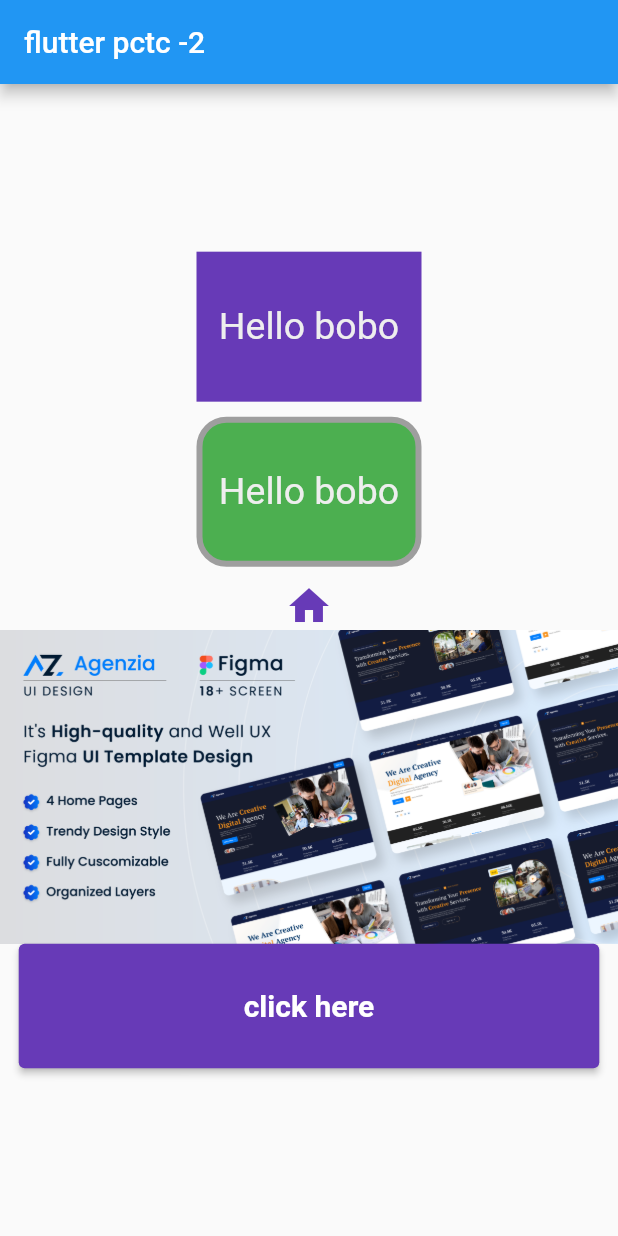
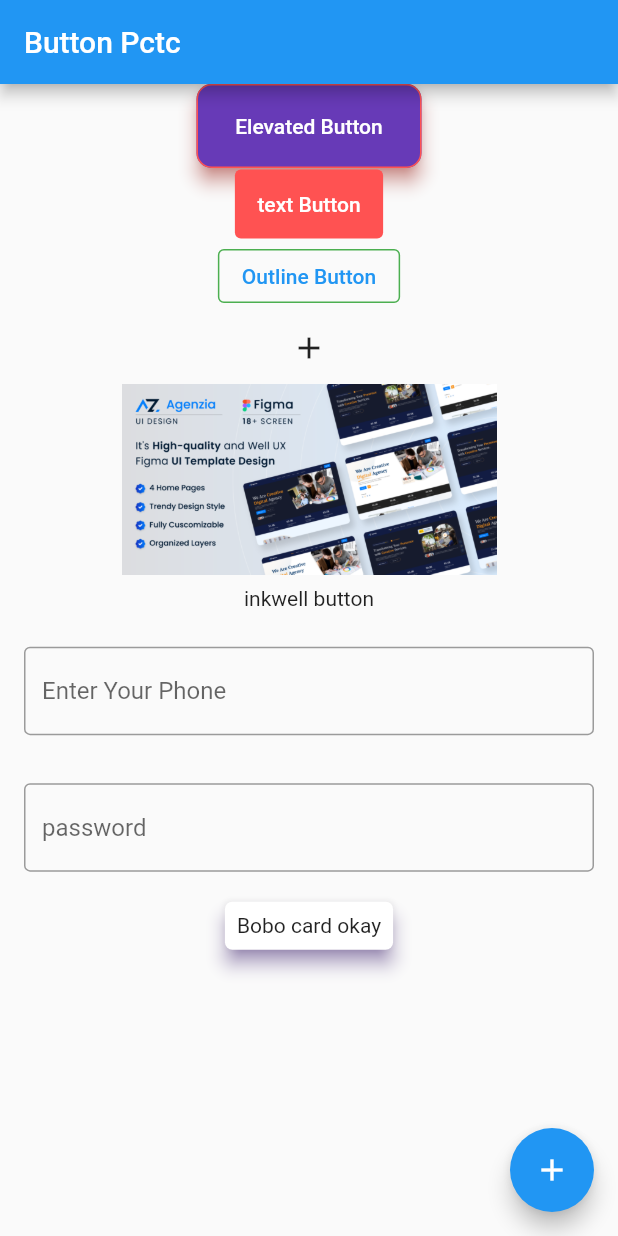
Before and after one commit to taufiqurSabbir/flutter_pctc, a Flutter app: the screen it shows after launch, on a phone screen of 412 x 824 dp. Run offline on Flutter 3.47's test engine with Material 2 defaults, Android fonts, the phone set to English and light mode, and no system bars.

Commit message:
button,textfield

```diff
--- a/lib/main.dart
+++ b/lib/main.dart
@@ -1,10 +1,10 @@
 import 'package:flutter/material.dart';
 
-//continer,Button,Icon,image
 
 void main() {
 runApp(myApp());
 }
+
 
 
 class myApp extends StatelessWidget {
@@ -12,82 +12,149 @@ class myApp extends StatelessWidget {
 
   @override
   Widget build(BuildContext context) {
-    return  MaterialApp(
-      title: 'app pctc',
-      home:Homescreen(),
+    return MaterialApp(
+      title: 'button',
+      home: homeScreen(),
     );
   }
 }
 
 
-class Homescreen extends StatelessWidget {
-  const Homescreen({Key? key}) : super(key: key);
+class homeScreen extends StatelessWidget {
+  const homeScreen({Key? key}) : super(key: key);
 
   @override
   Widget build(BuildContext context) {
     return Scaffold(
       appBar: AppBar(
-        title:  Text('flutter pctc -2'),
+        title: Text('Button Pctc'),
       ),
-      body: Center(
-        child: Column(
-          mainAxisAlignment: MainAxisAlignment.center,
-          children: [
-            Container(
-              height: 100,
-              width: 150,
-              color: Colors.deepPurple,
+      floatingActionButton:  FloatingActionButton(onPressed: (){}, child: Icon(Icons.add),),
+      floatingActionButtonLocation: FloatingActionButtonLocation.endFloat,
+      body: SingleChildScrollView(
+        child: Center(
+          child: Column(
+            mainAxisAlignment: MainAxisAlignment.center,
+            children: [
 
-              alignment: Alignment.center,
-              child: Text('Hello bobo',
-              style: TextStyle(
-                  color: Colors.grey[200],
-                  fontSize: 25,
+              ElevatedButton(
+                  style: ElevatedButton.styleFrom(
+                    backgroundColor: Colors.deepPurple,
+                    minimumSize: Size(150, 50),
+                    elevation: 5,
+                    padding: EdgeInsets.symmetric(vertical: 20,horizontal: 20),
+                    shadowColor: Colors.red,
+                    shape: RoundedRectangleBorder(
+                      borderRadius: BorderRadius.circular(10),
+                      side: BorderSide(color: Colors.redAccent),
+                    )
+                  ),
+                  onPressed: (){
+                    print('hello bobo');
+                  }, child: Text('Elevated Button')),
 
-              ),
-              ),
-            ),
+              TextButton(
+                style: TextButton.styleFrom(
+                  backgroundColor: Colors.redAccent,
+                  padding: EdgeInsets.all(15),
 
-            Container(
-              height: 100,
-              width: 150,
-
-              margin:EdgeInsets.symmetric(horizontal: 10,vertical: 10),
-              padding: EdgeInsets.all(10),
-              decoration: BoxDecoration(
-                color: Colors.green,
-               border: Border.all(color: Colors.grey, width: 4,),
-                borderRadius: BorderRadius.circular(20)
+                ),
+                  onPressed: (){},
+                  child: Text('text Button',style: TextStyle(color: Colors.white),)
               ),
 
-              alignment: Alignment.center,
-              child: Text('Hello bobo',
-                style: TextStyle(
-                  color: Colors.grey[200],
-                  fontSize: 25,
+              OutlinedButton(
+                style: OutlinedButton.styleFrom(
+                  side: BorderSide(color: Colors.green)
+                ),
+                  onPressed: (){},
+                  child: Text('Outline Button')),
 
+              IconButton(
+                style: IconButton.styleFrom(
+                  side: BorderSide(color: Colors.red),
+                  padding: EdgeInsets.all(20)
+                ),
+                  onPressed: (){},
+                  icon: Icon(Icons.add)),
+
+              GestureDetector(
+                onDoubleTap: (){
+                  print('duble clicked');
+                },
+                  onLongPress: (){
+                    print('long clicked');
+                  },
+                onTap: (){
+                  print('photo clicked');
+                },
+                 child: Image.asset('asset/images/Thumbnail.png',width: 250,
+                  )
+              ),
+
+              InkWell(
+                splashColor: Colors.red,
+                  onDoubleTap: (){
+                    print('duble clicked');
+                  },
+                  onLongPress: (){
+                    print('long clicked');
+                  },
+                  onTap: (){
+                    print('photo clicked');
+                  },
+                  child: Padding(
+                    padding: const EdgeInsets.all(8.0),
+                    child: Text('inkwell button'),
+                  )
+              ),
+              Padding(
+                padding: const EdgeInsets.all(16.0),
+                child: TextField(
+                  keyboardType: TextInputType.emailAddress,
+                  decoration: InputDecoration(
+                    hintText: 'Enter Your Phone',
+                    border: OutlineInputBorder(
+                      borderSide: BorderSide(color: Colors.red)
+                    ),
+                    focusedBorder: OutlineInputBorder(
+                      borderSide: BorderSide(color: Colors.green)
+                    )
+                  ),
                 ),
               ),
-            ),
-            Icon(Icons.home,
-              color: Colors.deepPurple,
-              size: 32,
+
+              Padding(
+                padding: const EdgeInsets.all(16.0),
+                child: TextField(
+                  obscureText: true,
+                  decoration:(InputDecoration(
+                    hintText: 'password',
+                    border: OutlineInputBorder(
+                      borderSide: BorderSide(color: Colors.red),
+                    ),
+                    focusedBorder: OutlineInputBorder(
+                      borderSide: BorderSide(color: Colors.red)
+                    )
+                  )),
+                ),
               ),
-            Image.asset('asset/images/Thumbnail.png'),
 
-            ElevatedButton(
-              style: ElevatedButton.styleFrom(
-                backgroundColor: Colors.deepPurple,
-                padding: EdgeInsets.symmetric(horizontal: 150,vertical: 30)
-              ),
-                onPressed: (){
-              print('hello button click');
-            }, child: Text('click here',
-              style: TextStyle(fontSize: 20,
-                      fontWeight: FontWeight.bold
-              ),
-            ))
-          ],
+
+              Card(
+                elevation: 5,
+               shadowColor: Colors.deepPurple,
+                shape: RoundedRectangleBorder(
+                  borderRadius: BorderRadius.circular(5)
+                ),
+                child: Padding(
+                  padding: const EdgeInsets.all(8.0),
+                  child: Text('Bobo card okay'),
+                ),
+              )
+            ],
+
+          ),
         ),
       ),
     );
```
